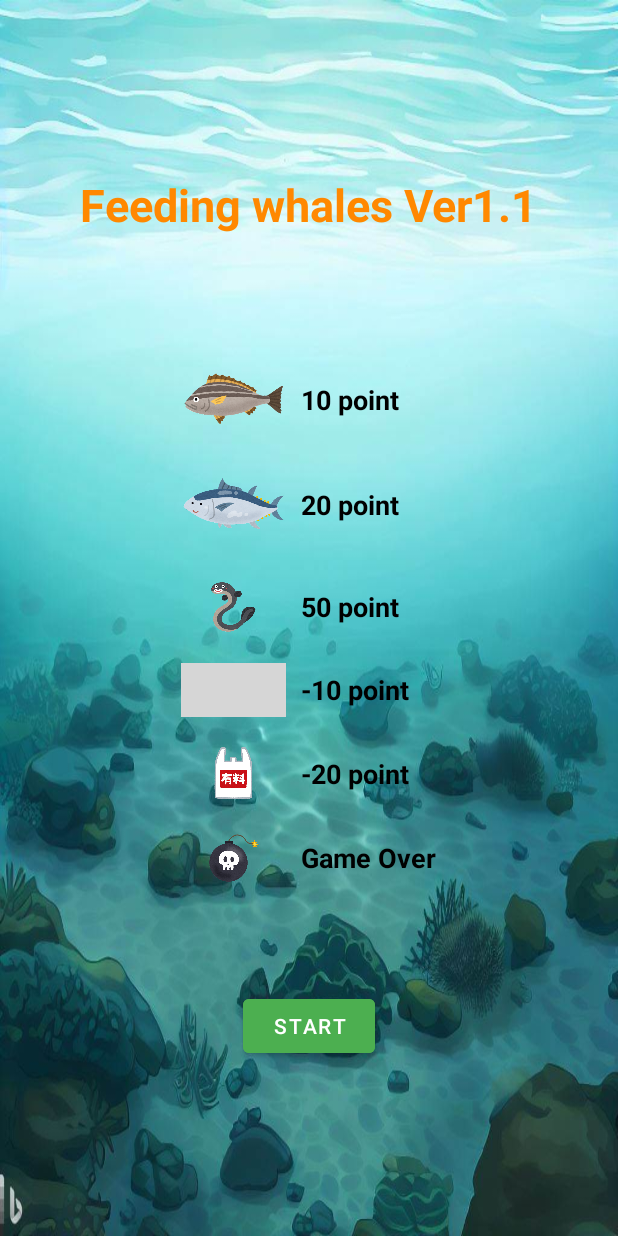
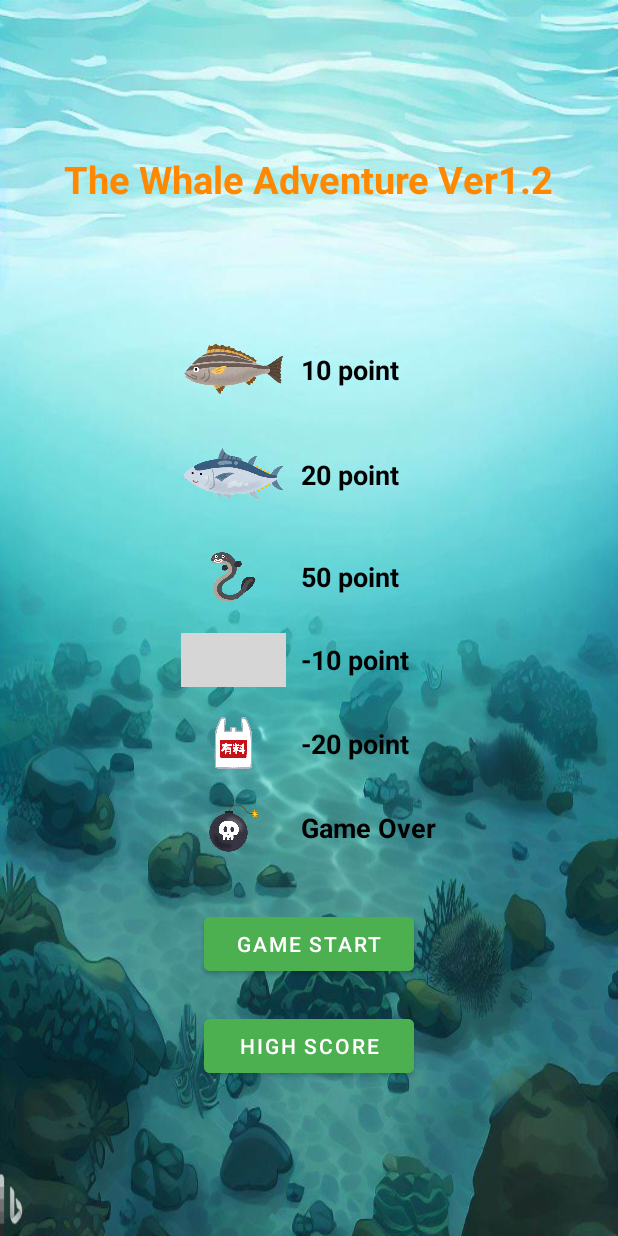
Before and after one commit to Akky-014/MyOwnSamples_001, an Android app: the screen it shows after launch (StartActivity), on a phone screen of 412 x 824 dp. Run offline under Robolectric (Android 15) with nearby library versions, the phone set to English and light mode, and no system bars; grey boxes are pictures that could not be loaded.

Commit message:
highScore first

```diff
--- a/AkkunsCatchThaBalls/app/build.gradle
+++ b/AkkunsCatchThaBalls/app/build.gradle
@@ -5,7 +5,7 @@ plugins {
 
 android {
     namespace 'com.example.akkunscatchthaballs'
-    compileSdk 33
+    compileSdk 34
 
     defaultConfig {
         applicationId "com.example.akkunscatchthaballs"
@@ -38,7 +38,11 @@ dependencies {
     implementation 'com.google.android.material:material:1.5.0'
     implementation 'androidx.constraintlayout:constraintlayout:2.1.3'
     implementation 'org.jetbrains.kotlin:kotlin-stdlib:1.8.20'
+    implementation 'androidx.activity:activity:1.9.2'
     testImplementation 'junit:junit:4.13.2'
     androidTestImplementation 'androidx.test.ext:junit:1.1.5'
     androidTestImplementation 'androidx.test.espresso:espresso-core:3.5.1'
+
+    implementation("com.squareup.okhttp3:okhttp:4.10.0")
+    implementation("org.jetbrains.kotlinx:kotlinx-coroutines-core:1.7.3") // Coroutineライブラリ
 }
--- a/AkkunsCatchThaBalls/app/src/main/java/com/example/akkunscatchthaballs/StartActivity.java
+++ b/AkkunsCatchThaBalls/app/src/main/java/com/example/akkunscatchthaballs/StartActivity.java
@@ -19,4 +19,8 @@ public class StartActivity extends AppCompatActivity {
     public void startGame(View view) {
         startActivity(new Intent(getApplicationContext(), MainActivity.class));
     }
+
+    public void highScore(View view) {
+        startActivity(new Intent(getApplicationContext(), HighScoreActivity.class));
+    }
 }
--- a/AkkunsCatchThaBalls/app/src/main/res/layout/activity_start.xml
+++ b/AkkunsCatchThaBalls/app/src/main/res/layout/activity_start.xml
@@ -17,7 +17,7 @@
         android:textAppearance="?android:attr/textAppearanceLarge"
         android:textColor="@android:color/holo_orange_dark"
         android:textStyle="bold"
-        android:textSize="30sp"/>
+        android:textSize="25sp"/>
 
     <TableLayout
         android:layout_width="wrap_content"
@@ -127,11 +127,19 @@
     </TableLayout>
 
     <Button
-        android:layout_width="wrap_content"
+        android:layout_width="140dp"
         android:layout_height="wrap_content"
-        android:text="START"
-        android:layout_marginTop="70dp"
+        android:text="Game Start"
+        android:layout_marginTop="35dp"
         android:backgroundTint="@color/green"
         android:onClick="startGame"/>
 
+    <Button
+        android:layout_width="140dp"
+        android:layout_height="wrap_content"
+        android:text="High Score"
+        android:layout_marginTop="20dp"
+        android:backgroundTint="@color/green"
+        android:onClick="highScore"/>
+
 </LinearLayout>
--- a/AkkunsCatchThaBalls/app/src/main/res/values/strings.xml
+++ b/AkkunsCatchThaBalls/app/src/main/res/values/strings.xml
@@ -1,3 +1,3 @@
 <resources>
-    <string name="app_name">Feeding whales Ver1.1</string>
+    <string name="app_name">The Whale Adventure Ver1.2</string>
 </resources>
--- /dev/null
+++ b/AkkunsCatchThaBalls/app/src/main/res/xml/network_security_config.xml
@@ -0,0 +1,6 @@
+<?xml version="1.0" encoding="utf-8"?>
+<network-security-config>
+    <domain-config cleartextTrafficPermitted="true">
+        <domain includeSubdomains="true">192.168.3.40</domain>
+    </domain-config>
+</network-security-config>
```
Also changed, not shown: AkkunsCatchThaBalls/app/src/main/AndroidManifest.xml (+9 -2 lines), AkkunsCatchThaBalls/app/src/main/java/com/example/akkunscatchthaballs/HighScoreActivity.java (added, +30 -0 lines), AkkunsCatchThaBalls/app/src/main/java/com/example/akkunscatchthaballs/NetworkUtils.kt (added, +44 -0 lines), AkkunsCatchThaBalls/app/src/main/res/layout/activity_high_score.xml (added, +30 -0 lines).
